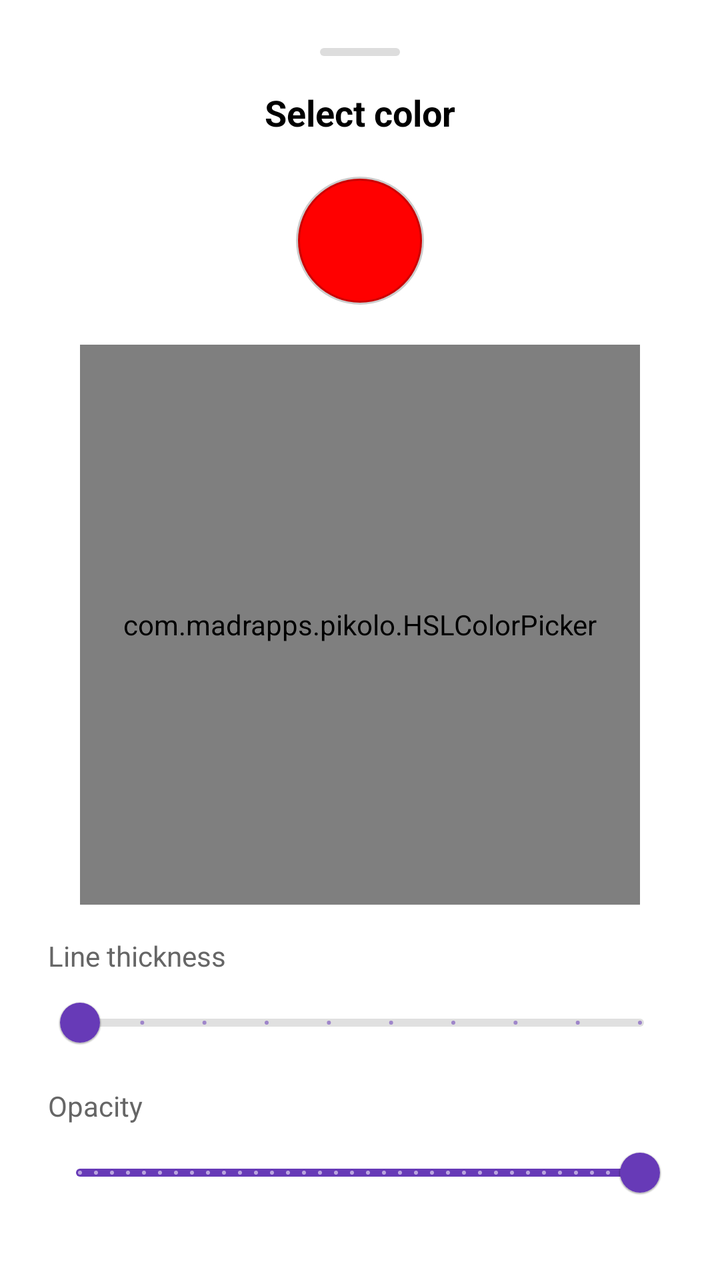
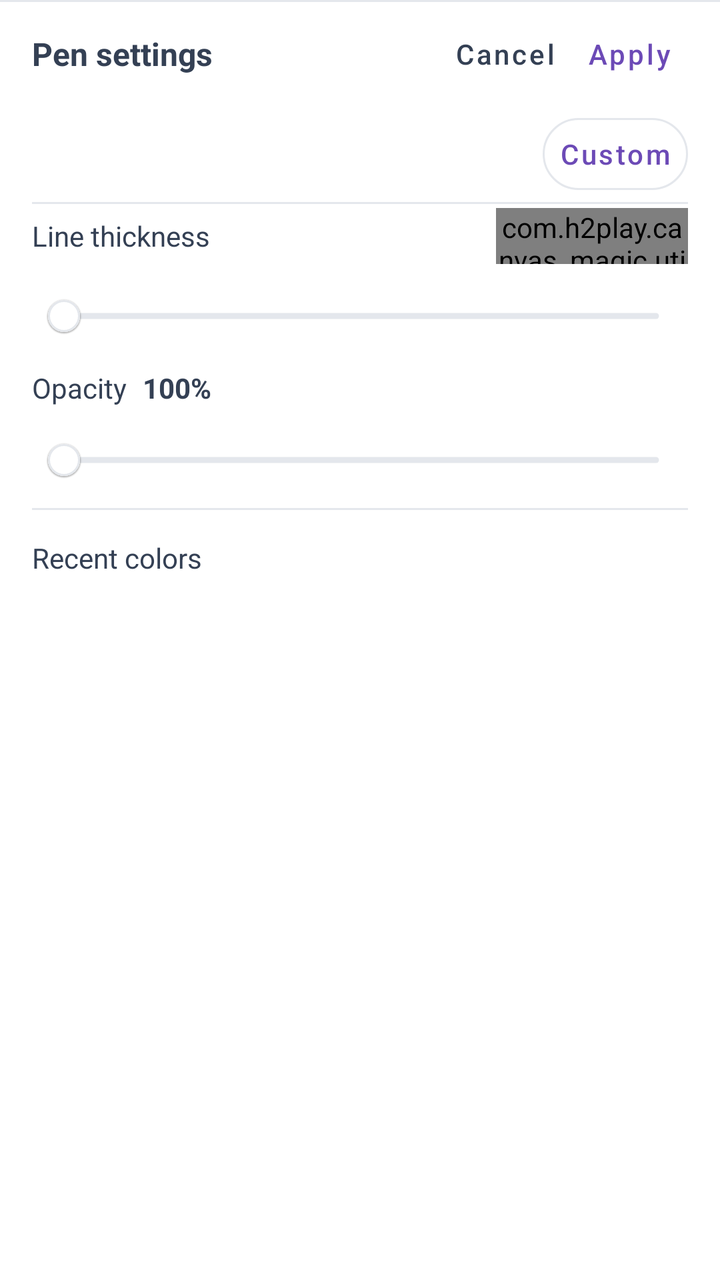

An Android layout rendered at two revisions. The XML below is the earlier revision; the diff shows what the commit changed to produce the second picture.
<!-- AndroidManifest.xml: application theme AppTheme -->
<!-- res/layout/bottom_sheet_color_picker.xml -->
<?xml version="1.0" encoding="utf-8"?>
<LinearLayout xmlns:android="http://schemas.android.com/apk/res/android"
    xmlns:app="http://schemas.android.com/apk/res-auto"
    android:layout_width="match_parent"
    android:layout_height="wrap_content"
    android:orientation="vertical"
    android:padding="24dp"
    android:background="@android:color/white">

    
    <View
        android:layout_width="40dp"
        android:layout_height="4dp"
        android:layout_gravity="center_horizontal"
        android:layout_marginBottom="16dp"
        android:background="@drawable/bg_bottom_sheet_handle" />

    <TextView
        android:id="@+id/tv_title"
        android:layout_width="wrap_content"
        android:layout_height="wrap_content"
        android:layout_gravity="center_horizontal"
        android:text="@string/select_color"
        android:textSize="18sp"
        android:textStyle="bold"
        android:textColor="@android:color/black" />

    
    <View
        android:id="@+id/color_preview"
        android:layout_width="64dp"
        android:layout_height="64dp"
        android:layout_gravity="center_horizontal"
        android:layout_marginTop="20dp"
        android:background="@drawable/bg_color_preview" />

    
    <com.madrapps.pikolo.HSLColorPicker
        android:id="@+id/color_picker"
        android:layout_width="280dp"
        android:layout_height="280dp"
        android:layout_gravity="center_horizontal"
        android:layout_marginTop="20dp" />

    
    <TextView
        android:layout_width="wrap_content"
        android:layout_height="wrap_content"
        android:layout_marginTop="16dp"
        android:text="@string/line_thickness"
        android:textSize="14sp"
        android:textColor="#666666" />

    <com.google.android.material.slider.Slider
        android:id="@+id/slider_thickness"
        android:layout_width="match_parent"
        android:layout_height="wrap_content"
        android:valueFrom="5"
        android:valueTo="50"
        android:stepSize="5"
        app:thumbColor="?attr/colorPrimary"
        app:trackColorActive="?attr/colorPrimary"
        app:trackColorInactive="#E0E0E0" />

    
    <TextView
        android:layout_width="wrap_content"
        android:layout_height="wrap_content"
        android:layout_marginTop="8dp"
        android:text="@string/opacity"
        android:textSize="14sp"
        android:textColor="#666666" />

    <com.google.android.material.slider.Slider
        android:id="@+id/slider_opacity"
        android:layout_width="match_parent"
        android:layout_height="wrap_content"
        android:valueFrom="0"
        android:valueTo="255"
        android:stepSize="1"
        android:value="255"
        app:thumbColor="?attr/colorPrimary"
        app:trackColorActive="?attr/colorPrimary"
        app:trackColorInactive="#E0E0E0" />

    
    <TextView
        android:layout_width="wrap_content"
        android:layout_height="wrap_content"
        android:layout_marginTop="16dp"
        android:text="@string/recent_colors"
        android:textSize="14sp"
        android:textColor="#666666" />

    <LinearLayout
        android:id="@+id/recent_colors_container"
        android:layout_width="match_parent"
        android:layout_height="48dp"
        android:layout_marginTop="8dp"
        android:orientation="horizontal"
        android:gravity="center_vertical" />

    
    <LinearLayout
        android:layout_width="match_parent"
        android:layout_height="wrap_content"
        android:layout_marginTop="24dp"
        android:orientation="horizontal"
        android:gravity="end">

        <com.google.android.material.button.MaterialButton
            android:id="@+id/btn_cancel"
            style="@style/Widget.MaterialComponents.Button.TextButton"
            android:layout_width="wrap_content"
            android:layout_height="wrap_content"
            android:text="@android:string/cancel"
            android:textColor="?attr/colorPrimary" />

        <com.google.android.material.button.MaterialButton
            android:id="@+id/btn_apply"
            android:layout_width="wrap_content"
            android:layout_height="wrap_content"
            android:layout_marginStart="8dp"
            android:text="@android:string/ok" />

    </LinearLayout>

    
    <TextView
        android:id="@+id/tv_hint"
        android:layout_width="match_parent"
        android:layout_height="wrap_content"
        android:layout_marginTop="8dp"
        android:gravity="center"
        android:text="@string/long_press_hint"
        android:textSize="12sp"
        android:textColor="#999999"
        android:visibility="gone" />

</LinearLayout>
<!-- resources referenced by this layout -->
<resources>
  <!-- drawable bg_bottom_sheet_handle (drawable) -->
  <?xml version="1.0" encoding="utf-8"?>
  <shape xmlns:android="http://schemas.android.com/apk/res/android"
      android:shape="rectangle">
      <solid android:color="#DDDDDD" />
      <corners android:radius="2dp" />
  </shape>
  <!-- drawable bg_color_preview (drawable) -->
  <?xml version="1.0" encoding="utf-8"?>
  <shape xmlns:android="http://schemas.android.com/apk/res/android"
      android:shape="oval">
      <solid android:color="#FF0000" />
      <stroke
          android:width="2dp"
          android:color="#33000000" />
  </shape>
  <string name="line_thickness">Line thickness</string>
  <string name="long_press_hint">💡 Press and hold OK to start auto-draw mode!</string>
  <string name="opacity">Opacity</string>
  <string name="recent_colors">Recent colors</string>
  <string name="select_color">Select color</string>
  <style name="AppTheme" parent="Theme.MaterialComponents.Light.DarkActionBar">
          
          <item name="colorPrimary">@color/primary</item>
          <item name="colorPrimaryDark">@color/primary_dark</item>
          <item name="materialCardViewStyle">@style/AppCard</item>
      </style>
  <color name="primary">#673ab7</color>
  <color name="primary_dark">#320b86</color>
  <style name="AppCard" parent="Widget.MaterialComponents.CardView">
          <item name="cardElevation">8dp</item>
      </style>
</resources>

<!-- the commit's change to res/layout/bottom_sheet_color_picker.xml (unified diff, before → after) -->
@@ -1,140 +1,45 @@
 <?xml version="1.0" encoding="utf-8"?>
-<LinearLayout xmlns:android="http://schemas.android.com/apk/res/android"
-    xmlns:app="http://schemas.android.com/apk/res-auto"
-    android:layout_width="match_parent"
-    android:layout_height="wrap_content"
-    android:orientation="vertical"
-    android:padding="24dp"
-    android:background="@android:color/white">
-
-    
-    <View
-        android:layout_width="40dp"
-        android:layout_height="4dp"
-        android:layout_gravity="center_horizontal"
-        android:layout_marginBottom="16dp"
-        android:background="@drawable/bg_bottom_sheet_handle" />
-
-    <TextView
-        android:id="@+id/tv_title"
-        android:layout_width="wrap_content"
-        android:layout_height="wrap_content"
-        android:layout_gravity="center_horizontal"
-        android:text="@string/select_color"
-        android:textSize="18sp"
-        android:textStyle="bold"
-        android:textColor="@android:color/black" />
-
-    
-    <View
-        android:id="@+id/color_preview"
-        android:layout_width="64dp"
-        android:layout_height="64dp"
-        android:layout_gravity="center_horizontal"
-        android:layout_marginTop="20dp"
-        android:background="@drawable/bg_color_preview" />
-
-    
-    <com.madrapps.pikolo.HSLColorPicker
-        android:id="@+id/color_picker"
-        android:layout_width="280dp"
-        android:layout_height="280dp"
-        android:layout_gravity="center_horizontal"
-        android:layout_marginTop="20dp" />
-
-    
-    <TextView
-        android:layout_width="wrap_content"
-        android:layout_height="wrap_content"
-        android:layout_marginTop="16dp"
-        android:text="@string/line_thickness"
-        android:textSize="14sp"
-        android:textColor="#666666" />
-
-    <com.google.android.material.slider.Slider
-        android:id="@+id/slider_thickness"
-        android:layout_width="match_parent"
-        android:layout_height="wrap_content"
-        android:valueFrom="5"
-        android:valueTo="50"
-        android:stepSize="5"
-        app:thumbColor="?attr/colorPrimary"
-        app:trackColorActive="?attr/colorPrimary"
-        app:trackColorInactive="#E0E0E0" />
-
-    
-    <TextView
-        android:layout_width="wrap_content"
-        android:layout_height="wrap_content"
-        android:layout_marginTop="8dp"
-        android:text="@string/opacity"
-        android:textSize="14sp"
-        android:textColor="#666666" />
-
-    <com.google.android.material.slider.Slider
-        android:id="@+id/slider_opacity"
-        android:layout_width="match_parent"
-        android:layout_height="wrap_content"
-        android:valueFrom="0"
-        android:valueTo="255"
-        android:stepSize="1"
-        android:value="255"
-        app:thumbColor="?attr/colorPrimary"
-        app:trackColorActive="?attr/colorPrimary"
-        app:trackColorInactive="#E0E0E0" />
-
-    
-    <TextView
-        android:layout_width="wrap_content"
-        android:layout_height="wrap_content"
-        android:layout_marginTop="16dp"
-        android:text="@string/recent_colors"
-        android:textSize="14sp"
-        android:textColor="#666666" />
-
-    <LinearLayout
-        android:id="@+id/recent_colors_container"
-        android:layout_width="match_parent"
-        android:layout_height="48dp"
-        android:layout_marginTop="8dp"
-        android:orientation="horizontal"
-        android:gravity="center_vertical" />
-
-    
-    <LinearLayout
-        android:layout_width="match_parent"
-        android:layout_height="wrap_content"
-        android:layout_marginTop="24dp"
-        android:orientation="horizontal"
-        android:gravity="end">
-
-        <com.google.android.material.button.MaterialButton
-            android:id="@+id/btn_cancel"
-            style="@style/Widget.MaterialComponents.Button.TextButton"
-            android:layout_width="wrap_content"
-            android:layout_height="wrap_content"
-            android:text="@android:string/cancel"
-            android:textColor="?attr/colorPrimary" />
-
-        <com.google.android.material.button.MaterialButton
-            android:id="@+id/btn_apply"
-            android:layout_width="wrap_content"
-            android:layout_height="wrap_content"
-            android:layout_marginStart="8dp"
-            android:text="@android:string/ok" />
-
+<LinearLayout xmlns:android="http://schemas.android.com/apk/res/android" xmlns:app="http://schemas.android.com/apk/res-auto"
+    android:layout_width="match_parent" android:layout_height="match_parent" android:orientation="vertical" android:background="@android:color/white">
+    <View android:layout_width="match_parent" android:layout_height="1dp" android:background="@color/canvas_toolbar_border"/>
+    <LinearLayout android:layout_width="match_parent" android:layout_height="wrap_content" android:minHeight="52dp" android:paddingHorizontal="16dp" android:gravity="center_vertical" android:orientation="horizontal">
+        <TextView android:id="@+id/tv_title" android:layout_width="0dp" android:layout_weight="1" android:layout_height="wrap_content" android:text="@string/pen_settings" android:textSize="16sp" android:textStyle="bold" android:textColor="@color/canvas_tool_icon"/>
+        <com.google.android.material.button.MaterialButton android:id="@+id/btn_cancel" style="@style/CanvasTextAction" android:text="@android:string/cancel" android:textColor="@color/canvas_tool_icon"/>
+        <com.google.android.material.button.MaterialButton android:id="@+id/btn_apply" style="@style/CanvasTextAction" android:text="@string/apply_brush"/>
     </LinearLayout>
-
-    
-    <TextView
-        android:id="@+id/tv_hint"
-        android:layout_width="match_parent"
-        android:layout_height="wrap_content"
-        android:layout_marginTop="8dp"
-        android:gravity="center"
-        android:text="@string/long_press_hint"
-        android:textSize="12sp"
-        android:textColor="#999999"
-        android:visibility="gone" />
-
+    <ScrollView android:layout_width="match_parent" android:layout_height="0dp" android:layout_weight="1" android:fillViewport="true">
+        <LinearLayout android:layout_width="match_parent" android:layout_height="wrap_content" android:orientation="vertical" android:paddingHorizontal="16dp" android:paddingBottom="8dp">
+            <TextView android:id="@+id/tv_hint" android:layout_width="wrap_content" android:layout_height="wrap_content" android:text="@string/long_press_hint" android:textSize="14sp" android:textColor="@color/canvas_tool_icon" android:visibility="gone" android:accessibilityLiveRegion="polite" android:paddingVertical="8dp"/>
+            <LinearLayout android:layout_width="match_parent" android:layout_height="48dp" android:gravity="center_vertical" android:orientation="horizontal">
+                <HorizontalScrollView android:layout_width="0dp" android:layout_weight="1" android:layout_height="48dp" android:scrollbars="none">
+                    <LinearLayout android:id="@+id/preset_colors_container" android:layout_width="wrap_content" android:layout_height="match_parent" android:orientation="horizontal"/>
+                </HorizontalScrollView>
+                <com.google.android.material.button.MaterialButton android:id="@+id/btn_custom_color" style="@style/CanvasTextAction" android:text="@string/custom_color" android:insetTop="6dp" android:insetBottom="6dp" app:cornerRadius="24dp" app:strokeColor="@color/canvas_toolbar_border" app:strokeWidth="1dp"/>
+            </LinearLayout>
+            <LinearLayout android:id="@+id/advanced_color_container" android:layout_width="match_parent" android:layout_height="wrap_content" android:orientation="vertical" android:gravity="center_horizontal" android:visibility="gone" android:paddingBottom="12dp">
+                <com.madrapps.pikolo.HSLColorPicker android:id="@+id/color_picker" android:layout_width="200dp" android:layout_height="200dp"/>
+                <TextView  android:layout_width="wrap_content" android:layout_height="wrap_content" android:text="@string/color_drag_hint" android:textSize="14sp" android:textColor="@color/canvas_tool_icon" android:paddingTop="8dp"/>
+            </LinearLayout>
+            <View android:layout_width="match_parent" android:layout_height="1dp" android:background="@color/canvas_toolbar_border"/>
+            <LinearLayout android:layout_width="match_parent" android:layout_height="wrap_content" android:minHeight="32dp" android:gravity="center_vertical" android:orientation="horizontal">
+                <TextView  android:layout_width="wrap_content" android:layout_height="wrap_content" android:text="@string/line_thickness" android:textSize="14sp" android:textColor="@color/canvas_tool_icon" />
+                <TextView android:id="@+id/tv_thickness_value" android:layout_width="0dp" android:layout_weight="1" android:layout_height="wrap_content" android:paddingStart="8dp" android:textColor="@color/canvas_tool_icon" android:textSize="14sp" android:textStyle="bold"/>
+                <com.h2play.canvas_magic.util.StrokePreviewView android:id="@+id/stroke_preview" android:layout_width="96dp" android:layout_height="28dp"/>
+            </LinearLayout>
+            <com.google.android.material.slider.Slider android:id="@+id/slider_thickness" android:layout_width="match_parent" android:layout_height="48dp" android:contentDescription="@string/line_thickness" android:valueFrom="5" android:valueTo="50" android:stepSize="1" app:tickVisible="false" app:thumbRadius="8dp" app:trackHeight="3dp" app:thumbColor="@android:color/white" app:thumbStrokeColor="@color/canvas_toolbar_border" app:thumbStrokeWidth="1dp" app:trackColorActive="@color/primary_color" app:trackColorInactive="@color/canvas_toolbar_border"/>
+            <LinearLayout android:layout_width="match_parent" android:layout_height="wrap_content" android:minHeight="24dp" android:gravity="center_vertical" android:orientation="horizontal">
+                <TextView  android:layout_width="wrap_content" android:layout_height="wrap_content" android:text="@string/opacity" android:textSize="14sp" android:textColor="@color/canvas_tool_icon" />
+                <TextView android:id="@+id/tv_opacity_value" android:layout_width="wrap_content" android:layout_height="wrap_content" android:text="100%" android:textSize="14sp" android:textColor="@color/canvas_tool_icon" android:layout_marginStart="8dp" android:textStyle="bold"/>
+            </LinearLayout>
+            <com.google.android.material.slider.Slider android:id="@+id/slider_opacity" android:layout_width="match_parent" android:layout_height="48dp" android:contentDescription="@string/opacity" android:valueFrom="0" android:valueTo="255" android:stepSize="1" app:tickVisible="false" app:thumbRadius="8dp" app:trackHeight="3dp" app:thumbColor="@android:color/white" app:thumbStrokeColor="@color/canvas_toolbar_border" app:thumbStrokeWidth="1dp" app:trackColorActive="@color/primary_color" app:trackColorInactive="@color/canvas_toolbar_border"/>
+            <View android:layout_width="match_parent" android:layout_height="1dp" android:background="@color/canvas_toolbar_border"/>
+            <LinearLayout android:layout_width="match_parent" android:layout_height="48dp" android:gravity="center_vertical" android:orientation="horizontal">
+                <TextView  android:layout_width="wrap_content" android:layout_height="wrap_content" android:text="@string/recent_colors" android:textSize="14sp" android:textColor="@color/canvas_tool_icon" android:layout_marginEnd="8dp"/>
+                <HorizontalScrollView android:layout_width="0dp" android:layout_weight="1" android:layout_height="48dp" android:scrollbars="none">
+                    <LinearLayout android:id="@+id/recent_colors_container" android:layout_width="wrap_content" android:layout_height="match_parent" android:orientation="horizontal"/>
+                </HorizontalScrollView>
+                <TextView android:id="@+id/tv_recent_empty" android:layout_width="wrap_content" android:layout_height="wrap_content" android:text="@string/no_recent_colors" android:textSize="14sp" android:textColor="@color/canvas_tool_icon" android:visibility="gone"/>
+            </LinearLayout>
+        </LinearLayout>
+    </ScrollView>
 </LinearLayout>
<!-- resource entries referenced after the edit -->
@@ -1,26 +1,28 @@
 <!-- resources referenced by this layout -->
 <resources>
-  <!-- drawable bg_bottom_sheet_handle (drawable) -->
-  <?xml version="1.0" encoding="utf-8"?>
-  <shape xmlns:android="http://schemas.android.com/apk/res/android"
-      android:shape="rectangle">
-      <solid android:color="#DDDDDD" />
-      <corners android:radius="2dp" />
-  </shape>
-  <!-- drawable bg_color_preview (drawable) -->
-  <?xml version="1.0" encoding="utf-8"?>
-  <shape xmlns:android="http://schemas.android.com/apk/res/android"
-      android:shape="oval">
-      <solid android:color="#FF0000" />
-      <stroke
-          android:width="2dp"
-          android:color="#33000000" />
-  </shape>
+  <color name="canvas_tool_icon">#344054</color>
+  <color name="canvas_toolbar_border">#E4E7EC</color>
+  <color name="primary_color">#6C4AB6</color>
+  <string name="apply_brush">Apply</string>
+  <string name="color_drag_hint">Drag the handles to adjust hue, saturation and lightness.</string>
+  <string name="custom_color">Custom</string>
   <string name="line_thickness">Line thickness</string>
-  <string name="long_press_hint">💡 Press and hold OK to start auto-draw mode!</string>
+  <string name="long_press_hint">Press and hold Apply to start auto-draw mode.</string>
+  <string name="no_recent_colors">None yet</string>
   <string name="opacity">Opacity</string>
+  <string name="pen_settings">Pen settings</string>
   <string name="recent_colors">Recent colors</string>
-  <string name="select_color">Select color</string>
+  <style name="CanvasTextAction" parent="Widget.MaterialComponents.Button.TextButton">
+          <item name="android:layout_width">wrap_content</item>
+          <item name="android:layout_height">48dp</item>
+          <item name="android:minWidth">56dp</item>
+          <item name="android:paddingHorizontal">8dp</item>
+          <item name="android:insetTop">0dp</item>
+          <item name="android:insetBottom">0dp</item>
+          <item name="android:textSize">14sp</item>
+          <item name="android:textAllCaps">false</item>
+          <item name="android:textColor">@color/primary_color</item>
+      </style>
   <style name="AppTheme" parent="Theme.MaterialComponents.Light.DarkActionBar">
           
           <item name="colorPrimary">@color/primary</item>
